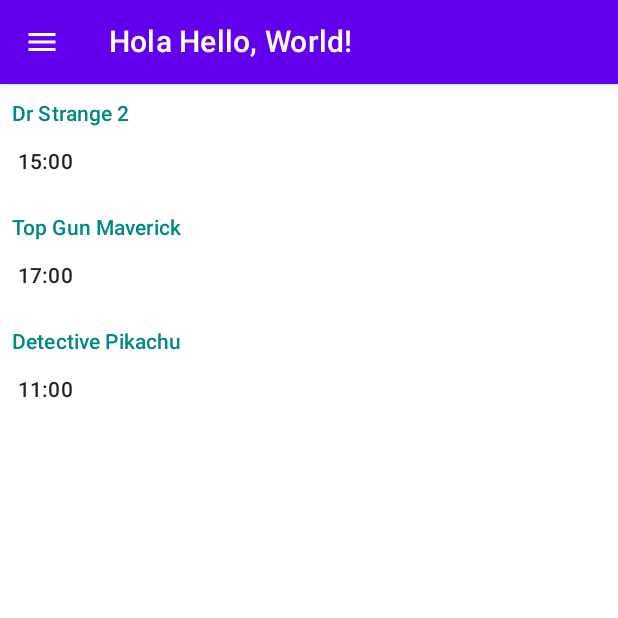
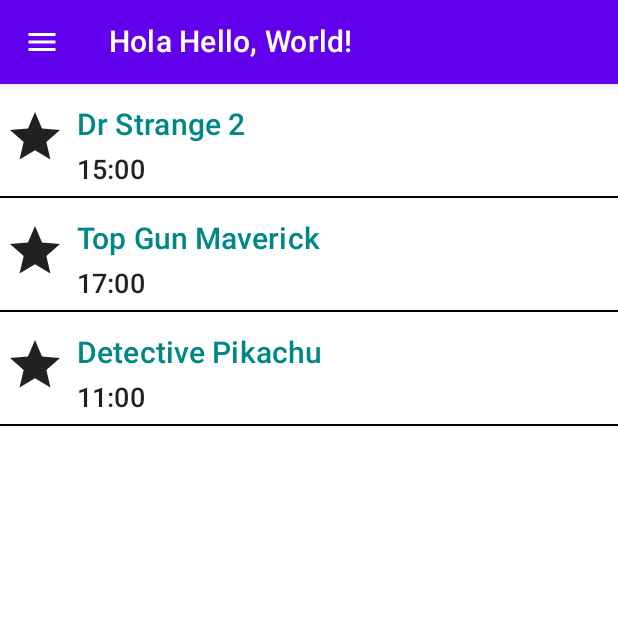
Before and after one commit to Chad-O/APIConsume-Kotlin, an Android app built with Jetpack Compose: the composable MyApp shown on its own in the app's theme, on a phone screen of 412 x 824 dp, the top half of it. Run offline under Robolectric (Android 15) with nearby library versions, the phone set to English and light mode, and no system bars.

Commit message:
Pelicula Card Estética

```diff
--- a/app/src/main/java/com/example/cinelunaapp/presentation/components/PeliculaCard.kt
+++ b/app/src/main/java/com/example/cinelunaapp/presentation/components/PeliculaCard.kt
@@ -1,13 +1,22 @@
 package com.example.cinelunaapp.presentation.components
 
 import android.security.identity.AccessControlProfile
+import androidx.compose.animation.AnimatedContentScope.SlideDirection.Companion.Start
+import androidx.compose.foundation.border
 import androidx.compose.foundation.clickable
 import androidx.compose.foundation.layout.*
+import androidx.compose.material.Divider
+import androidx.compose.material.Icon
 import androidx.compose.material.MaterialTheme
 import androidx.compose.material.Text
+import androidx.compose.material.icons.Icons
+import androidx.compose.material.icons.filled.Menu
+import androidx.compose.material.icons.filled.Star
 import androidx.compose.runtime.Composable
 import androidx.compose.ui.Modifier
+import androidx.compose.ui.graphics.Color
 import androidx.compose.ui.unit.dp
+import androidx.compose.ui.unit.sp
 import androidx.navigation.NavController
 import androidx.navigation.compose.rememberNavController
 import com.example.cinelunaapp.model.Pelicula
@@ -16,23 +25,51 @@
 @Composable
 fun PeliculaCard(pelicula: Pelicula, navigateToProfile: (Pelicula)->Unit){
     Row(modifier = Modifier
-        .padding(all = 8.dp)
-        .clickable{navigateToProfile(pelicula)}
+        .clickable { navigateToProfile(pelicula) }
         .fillMaxWidth()
     ) {
-        Column {
+        //Columna que declara el divisor
+        Column() {
+            //Row para ordenar dos columnas una "Estrella" y otra la "pelicula"
+            Row(
+                horizontalArrangement = Arrangement.Start,
+                modifier = Modifier.padding(start = 0.dp, top = 5.dp, end = 0.dp, bottom = 5.dp)
+            ){
+                //Estrella
+                Column() {
+                    Icon(
+                        imageVector = Icons.Filled.Star,
+                        contentDescription = "Star" ,
+                        modifier = Modifier.padding(start = 3.dp, top = 10.dp, end = 0.dp, bottom = 0.dp)
+                            .size(40.dp)
+                    )
+                }
+                //Pelicula
+                Column() {
                     Text(
                         text = pelicula.nombre,
                         color = MaterialTheme.colors.secondaryVariant,
-                style = MaterialTheme.typography.subtitle2
+                        style = MaterialTheme.typography.subtitle2,
+                        modifier = Modifier.padding(start = 8.dp, top = 10.dp, end = 0.dp, bottom = 0.dp),
+                        fontSize = 20.sp
                     )
                     Spacer(modifier = Modifier.height(4.dp))
                     Text(
                         text = pelicula.hora,
-                modifier = Modifier.padding(all = 4.dp ),
-                style = MaterialTheme.typography.subtitle2
+                        modifier = Modifier.padding(start = 8.dp, top = 2.dp, end = 0.dp, bottom = 0.dp),
+                        style = MaterialTheme.typography.subtitle2,
+                        fontSize = 18.sp
+                    )
+
+                }
+            }
+            Divider(
+                modifier = Modifier
+                    .fillMaxWidth()
+                    .border(2.dp, Color.Black)
             )
         }
+
         //NavigationGraph(navController = navController, username ="" )
     }
 
```
Lines whose indentation alone changed are shown as unchanged.
